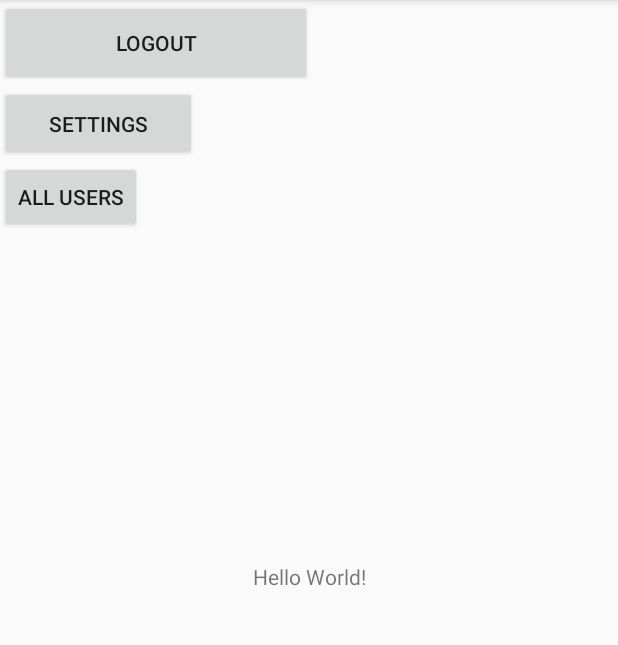
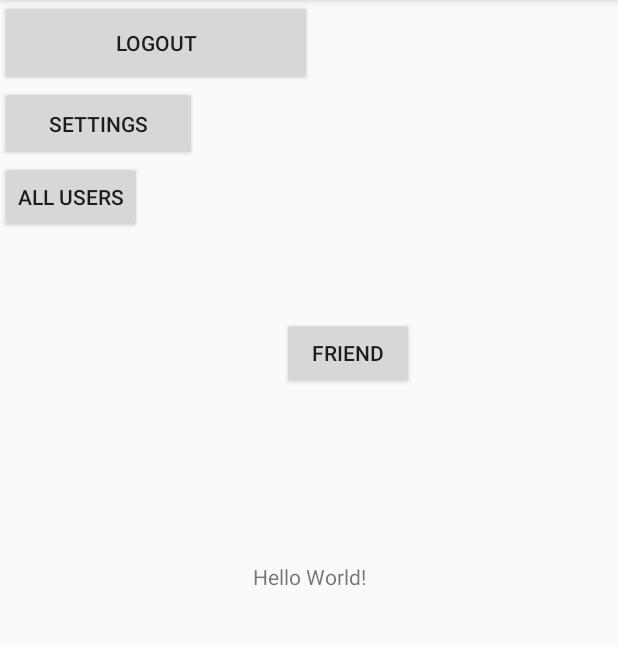
Before and after one commit to Raja-Salman-Tariq/ChatApp, an Android app: the screen it shows after launch once a user with an empty profile is signed in (MainActivity), on a phone screen of 412 x 824 dp, the part 84-729 px from its top. Run offline under Robolectric (Android 15) with nearby library versions, the light colour scheme and no system bars; our stand-ins replace Firebase (no records; nobody signed in at launch, a user with empty details on screens opened directly).

Commit message:
Contact selection and addition to "friend-lists" achieved. Roti, pl, ui kr de xD

```diff
--- a/app/src/main/AndroidManifest.xml
+++ b/app/src/main/AndroidManifest.xml
@@ -10,7 +10,8 @@
         android:label="@string/app_name"
         android:roundIcon="@mipmap/ic_launcher_round"
         android:supportsRtl="true"
-        android:theme="@style/AppTheme">
+        android:theme="@style/AppTheme"
+        android:name=".ChatApp">
         <activity android:name=".ProfileActivity"></activity>
         <activity android:name=".UsersActivity" />
         <activity android:name=".SettingsActivity" />
--- a/app/src/main/java/com/rajasalmantariq/a2retry/RegisterActivity.java
+++ b/app/src/main/java/com/rajasalmantariq/a2retry/RegisterActivity.java
@@ -23,7 +23,7 @@ import com.google.firebase.database.FirebaseDatabase;
 import java.util.HashMap;
 
 public class RegisterActivity extends AppCompatActivity {
-    AppCompatEditText uname, pwd, email;
+    AppCompatEditText uname, pwd, email, phno;
     AppCompatButton registerButton;
 
     FirebaseAuth authentication;
@@ -40,6 +40,7 @@ public class RegisterActivity extends AppCompatActivity {
         uname=findViewById(R.id.username);
         pwd=findViewById(R.id.password);
         email=findViewById(R.id.email);
+        phno=findViewById(R.id.registerPhno);
 
         registerButton.setOnClickListener(new View.OnClickListener(){
             @Override
@@ -76,6 +77,9 @@ public class RegisterActivity extends AppCompatActivity {
                             map.put("thumbnail", "default");
 
                             dbRef.setValue(map);
+
+                            FirebaseDatabase.getInstance().getReference().child("number-user-map").
+                                    child(phno.getText().toString()).setValue(uid);
 
                             Intent intent=new Intent(RegisterActivity.this, MainActivity.class);
                             startActivity(intent);
--- a/app/src/main/res/layout/activity_main.xml
+++ b/app/src/main/res/layout/activity_main.xml
@@ -40,4 +40,15 @@
         app:layout_constraintTop_toBottomOf="@+id/settingsButton"
         tools:layout_editor_absoluteX="184dp" />
 
+    <Button
+        android:id="@+id/addFriend"
+        android:layout_width="wrap_content"
+        android:layout_height="wrap_content"
+        android:layout_marginTop="56dp"
+        android:layout_marginEnd="136dp"
+        android:layout_marginRight="136dp"
+        android:text="friend"
+        app:layout_constraintEnd_toEndOf="parent"
+        app:layout_constraintTop_toBottomOf="@+id/usersButton" />
+
 </androidx.constraintlayout.widget.ConstraintLayout>
```
Also changed, not shown: app/src/main/java/com/rajasalmantariq/a2retry/ChatApp.java (added, +25 -0 lines), app/src/main/java/com/rajasalmantariq/a2retry/MainActivity.java (+60 -1 lines), app/src/main/java/com/rajasalmantariq/a2retry/SettingsActivity.java (+16 -2 lines), app/src/main/res/layout/activity_register.xml (+8 -0 lines).
